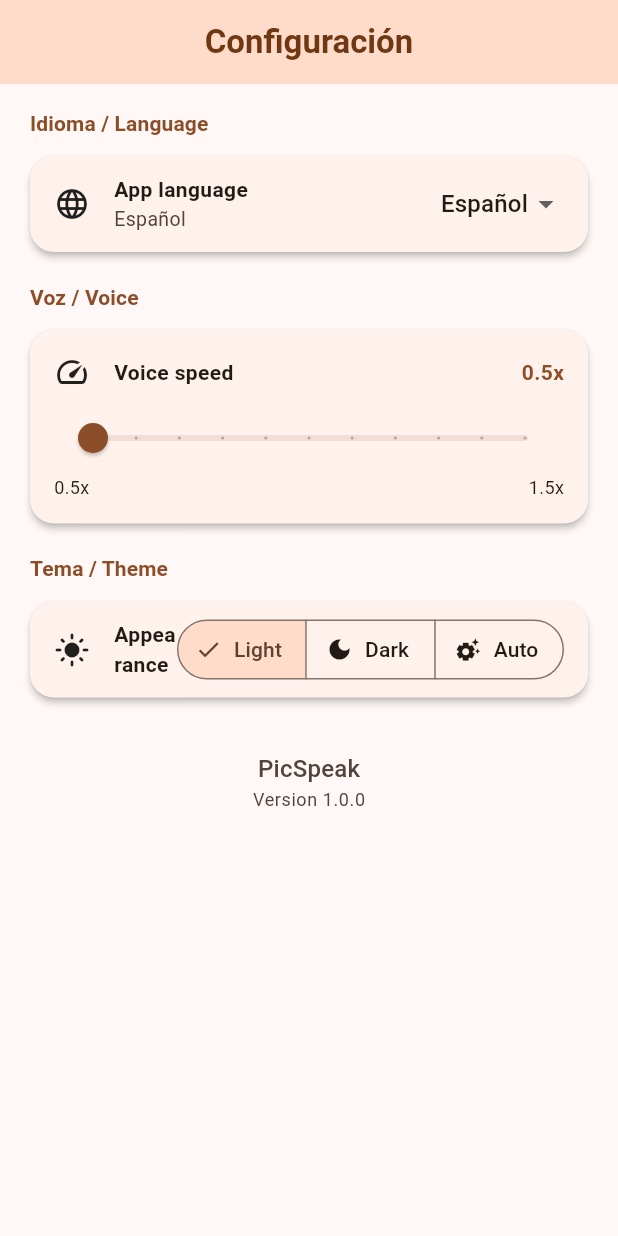
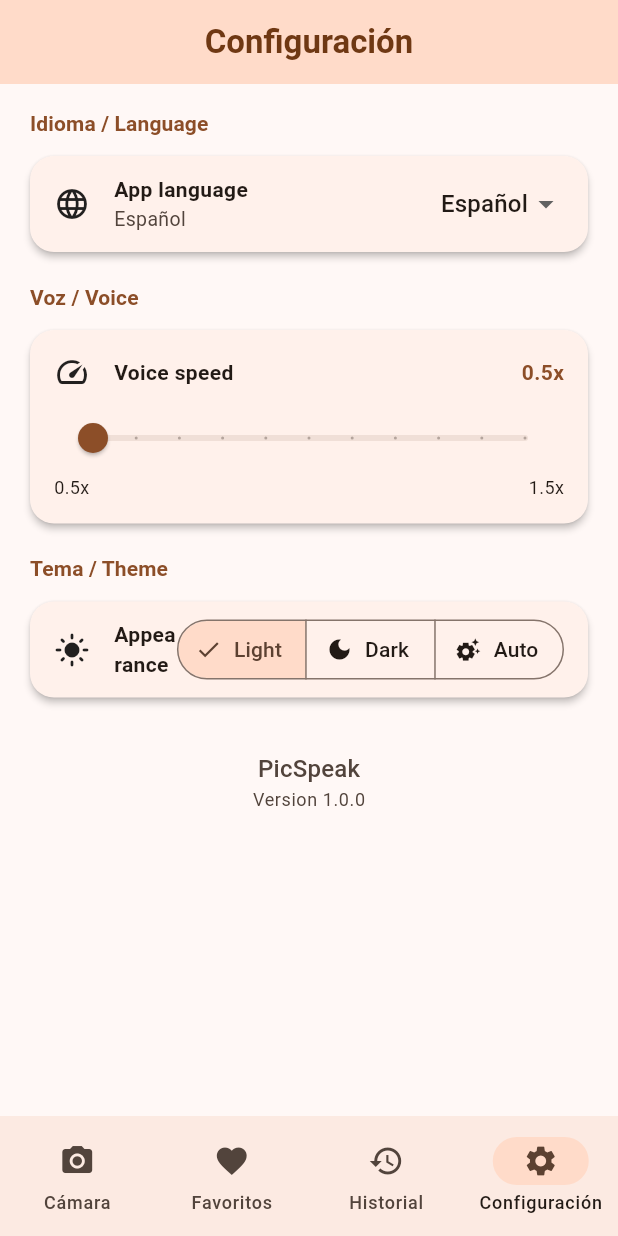
Before and after one commit to Jameshz16/picspeak, a Flutter app: the SettingsScreen screen opened by its route, after a tap on "Light", on a phone screen of 412 x 824 dp. Run offline on Flutter 3.47's test engine with Material 3 defaults, Android fonts, the phone set to English and light mode, and no system bars; our stand-ins replace camera, flutter_riverpod, flutter_tts, go_router, permission_handler, shared_preferences; missing offline and left inert: google_mlkit_image_labeling; accounts and stored records are empty.

Commit message:
feat: add bottom navigation shell with 4 tabs

```diff
--- /dev/null
+++ b/PicSpeak/lib/app/app_shell.dart
@@ -0,0 +1,82 @@
+import 'package:flutter/material.dart';
+import 'package:go_router/go_router.dart';
+
+class AppShell extends StatefulWidget {
+  final Widget child;
+
+  const AppShell({super.key, required this.child});
+
+  @override
+  State<AppShell> createState() => _AppShellState();
+}
+
+class _AppShellState extends State<AppShell> {
+  int _currentIndex = 0;
+
+  final List<_NavDestination> _destinations = const [
+    _NavDestination(
+      label: 'Cámara',
+      icon: Icons.camera_alt,
+      path: '/',
+    ),
+    _NavDestination(
+      label: 'Favoritos',
+      icon: Icons.favorite,
+      path: '/favorites',
+    ),
+    _NavDestination(
+      label: 'Historial',
+      icon: Icons.history,
+      path: '/history',
+    ),
+    _NavDestination(
+      label: 'Configuración',
+      icon: Icons.settings,
+      path: '/settings',
+    ),
+  ];
+
+  @override
+  void didUpdateWidget(covariant AppShell oldWidget) {
+    super.didUpdateWidget(oldWidget);
+    final location = GoRouterState.of(context).matchedLocation;
+    _currentIndex = _destinations.indexWhere((d) => d.path == location);
+    if (_currentIndex < 0) _currentIndex = 0;
+  }
+
+  @override
+  Widget build(BuildContext context) {
+    final location = GoRouterState.of(context).matchedLocation;
+    _currentIndex = _destinations.indexWhere((d) => d.path == location);
+    if (_currentIndex < 0) _currentIndex = 0;
+
+    return Scaffold(
+      body: widget.child,
+      bottomNavigationBar: NavigationBar(
+        selectedIndex: _currentIndex,
+        onDestinationSelected: (index) {
+          final destination = _destinations[index];
+          context.go(destination.path);
+        },
+        destinations: _destinations.map((d) {
+          return NavigationDestination(
+            icon: Icon(d.icon),
+            label: d.label,
+          );
+        }).toList(),
+      ),
+    );
+  }
+}
+
+class _NavDestination {
+  final String label;
+  final IconData icon;
+  final String path;
+
+  const _NavDestination({
+    required this.label,
+    required this.icon,
+    required this.path,
+  });
+}
--- a/PicSpeak/lib/app/router.dart
+++ b/PicSpeak/lib/app/router.dart
@@ -2,16 +2,17 @@ import 'package:flutter/material.dart';
 import 'package:flutter_riverpod/flutter_riverpod.dart';
 import 'package:go_router/go_router.dart';
 
-import '../../features/camera/presentation/camera_screen.dart';
-import '../../features/object_recognition/presentation/result_screen.dart';
-import '../../features/object_recognition/domain/labeled_object.dart';
-import '../../features/object_recognition/domain/recognized_word.dart';
-import '../../features/flashcard_review/presentation/flashcard_list_screen.dart';
-import '../../features/flashcard_review/presentation/flashcard_review_screen.dart';
-import '../../features/word_history/presentation/history_screen.dart';
-import '../../features/app_settings/presentation/settings_screen.dart';
-import '../../features/onboarding/presentation/onboarding_screen.dart';
-import '../../features/onboarding/data/onboarding_providers.dart';
+import 'app_shell.dart';
+import '../features/camera/presentation/camera_screen.dart';
+import '../features/object_recognition/presentation/result_screen.dart';
+import '../features/object_recognition/domain/labeled_object.dart';
+import '../features/object_recognition/domain/recognized_word.dart';
+import '../features/flashcard_review/presentation/flashcard_list_screen.dart';
+import '../features/flashcard_review/presentation/flashcard_review_screen.dart';
+import '../features/word_history/presentation/history_screen.dart';
+import '../features/app_settings/presentation/settings_screen.dart';
+import '../features/onboarding/presentation/onboarding_screen.dart';
+import '../features/onboarding/data/onboarding_providers.dart';
 
 final routerProvider = Provider<GoRouter>((ref) {
   return GoRouter(
@@ -30,9 +31,26 @@ final routerProvider = Provider<GoRouter>((ref) {
       return null;
     },
     routes: [
-      GoRoute(
-        path: '/',
-        builder: (context, state) => const CameraScreen(),
+      ShellRoute(
+        builder: (context, state, child) => AppShell(child: child),
+        routes: [
+          GoRoute(
+            path: '/',
+            builder: (context, state) => const CameraScreen(),
+          ),
+          GoRoute(
+            path: '/favorites',
+            builder: (context, state) => const FlashcardListScreen(),
+          ),
+          GoRoute(
+            path: '/history',
+            builder: (context, state) => const HistoryScreen(),
+          ),
+          GoRoute(
+            path: '/settings',
+            builder: (context, state) => const SettingsScreen(),
+          ),
+        ],
       ),
       GoRoute(
         path: '/result',
@@ -54,20 +72,8 @@ final routerProvider = Provider<GoRouter>((ref) {
         },
       ),
       GoRoute(
-        path: '/favorites',
-        builder: (context, state) => const FlashcardListScreen(),
-      ),
-      GoRoute(
         path: '/review',
         builder: (context, state) => const FlashcardReviewScreen(),
-      ),
-      GoRoute(
-        path: '/history',
-        builder: (context, state) => const HistoryScreen(),
-      ),
-      GoRoute(
-        path: '/settings',
-        builder: (context, state) => const SettingsScreen(),
       ),
       GoRoute(
         path: '/onboarding',
```
